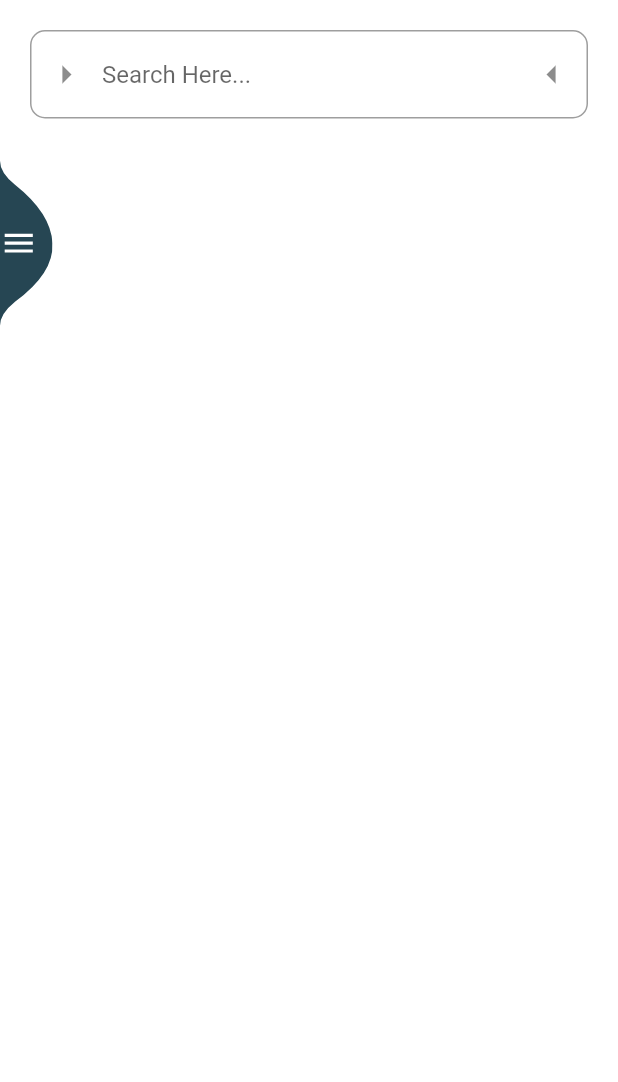
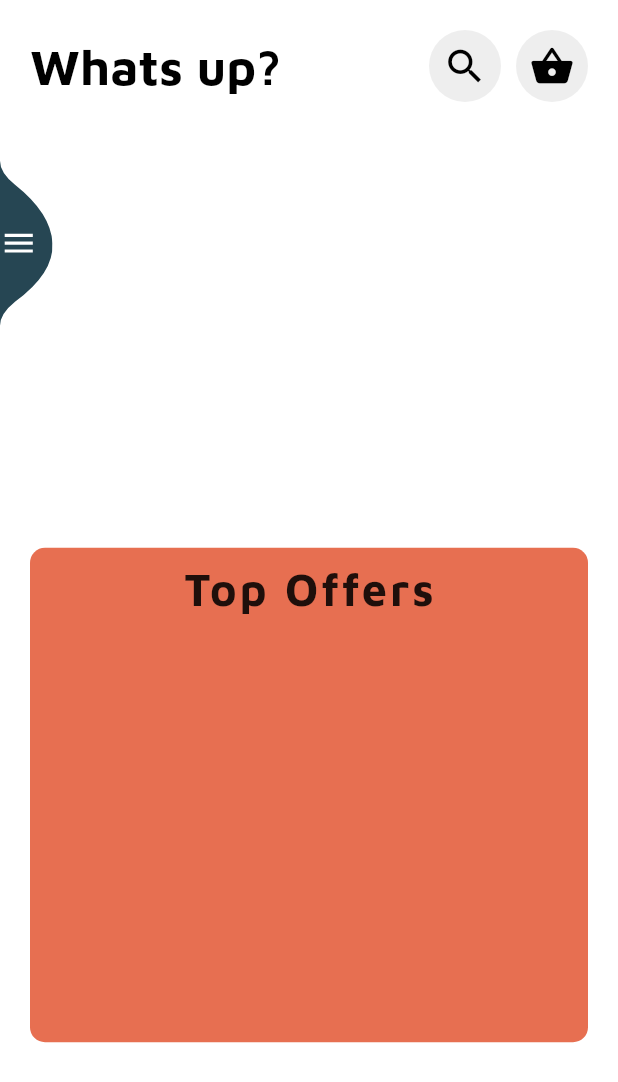
Before and after one commit to Harmanjit14/Thapar-Market-App-Project, a Flutter app: the LandingPage screen opened by its route, on a phone screen of 412 x 824 dp. Shown: the top 1082 px of the screen. Run offline on Flutter 3.47's test engine with Material 2 defaults, Android fonts, the phone set to English and light mode, and no system bars; our stand-ins replace animate_do, cloud_firestore, cool_alert, firebase_auth, firebase_core, firebase_storage and 2 more; accounts and stored records are empty.

Commit message:
main page done

```diff
--- a/lib/mainScreen.dart
+++ b/lib/mainScreen.dart
@@ -362,7 +362,6 @@ class _Layout1State extends State<Layout1> with ColorFile, FirebaseDatabase {
       BuildContext context, DocumentSnapshot documentSnapshot) {
     String url = documentSnapshot.get('img');
     return Container(
-
       height: 500,
       width: MediaQuery.of(context).size.width,
       child: Image.network(
@@ -372,49 +371,145 @@ class _Layout1State extends State<Layout1> with ColorFile, FirebaseDatabase {
     );
   }
 
+  Widget topOffersLayout(
+      BuildContext context, DocumentSnapshot documentSnapshot) {
+    String from = documentSnapshot.get('from');
+    String what = documentSnapshot.get('what');
+    String code = documentSnapshot.get('code');
+    return Container(
+      decoration: BoxDecoration(
+          color: sandyBrown, borderRadius: BorderRadius.circular(12)),
+      margin: EdgeInsets.fromLTRB(10, 5, 10, 5),
+      child: Column(
+        children: [
+          SizedBox(
+            height: 5,
+          ),
+          Text(
+            from,
+            style: TextStyle(fontSize: 22, fontWeight: FontWeight.w400),
+          ),
+          SizedBox(
+            height: 5,
+          ),
+          Text(
+            what,
+            style: TextStyle(
+              fontSize: 16,
+            ),
+          ),
+          SizedBox(
+            height: 5,
+          ),
+          Text(
+            code,
+            style: TextStyle(fontSize: 20, fontWeight: FontWeight.w700),
+          ),
+          SizedBox(
+            height: 5,
+          ),
+        ],
+      ),
+    );
+  }
+
   @override
   Widget build(BuildContext context) {
     return ListView(
+      primary: true,
       keyboardDismissBehavior: ScrollViewKeyboardDismissBehavior.onDrag,
       children: [
         Container(
-          child: Padding(
-            padding: const EdgeInsets.all(20.0),
-            child: TextField(
-              decoration: InputDecoration(
-                suffixIcon: Icon(
-                  Icons.arrow_left,
-                  size: 30,
-                ),
-                hintText: 'Search Here...',
-                prefixIcon: Icon(
-                  Icons.arrow_right,
-                  size: 30,
-                ),
-                border: OutlineInputBorder(
-                  borderRadius: BorderRadius.circular(10),
+          margin: EdgeInsets.all(20),
+          child: Row(
+            children: [
+              Container(
+                child: Text(
+                  'Whats up?',
+                  style: TextStyle(
+                      color: Colors.black,
+                      fontFamily: "maven",
+                      fontSize: 33,
+                      fontWeight: FontWeight.bold),
                 ),
               ),
-            ),
+              Spacer(),
+              Container(
+                decoration: BoxDecoration(
+                    shape: BoxShape.circle, color: Colors.grey[200]),
+                child: IconButton(
+                    icon: Icon(
+                      Icons.search,
+                      size: 30,
+                      color: Colors.black,
+                    ),
+                    onPressed: () {}),
+              ),
+              SizedBox(width : 10),
+              Container(
+                decoration: BoxDecoration(
+                    shape: BoxShape.circle, color: Colors.grey[200]),
+                child: IconButton(
+                    icon: Icon(
+                      Icons.shopping_basket,
+                      size: 30,
+                      color: Colors.black,
+                    ),
+                    onPressed: () {}),
+              )
+            ],
           ),
         ),
         Container(
-          child: Column(
-            children: [
+          height: MediaQuery.of(context).size.height * 0.3,
+          margin: EdgeInsets.fromLTRB(10, 10, 10, 0),
+          child: StreamBuilder<QuerySnapshot>(
+            stream:
+                FirebaseFirestore.instance.collection("whatsNew").snapshots(),
+            builder: (context, snapshot) {
+              if (snapshot.hasData) {
+                return ListView.builder(
+                  scrollDirection: Axis.horizontal,
+                  itemCount: snapshot.data.docs.length,
+                  itemBuilder: (context, index) {
+                    return whatsNewLayout(context, snapshot.data.docs[index]);
+                  },
+                );
+              } else
+                return Center(child: Text('Error in fetching Data...'));
+            },
+          ),
+        ),
+        SingleChildScrollView(
+          child: Container(
+            margin: EdgeInsets.fromLTRB(20, 20, 20, 0),
+            height: MediaQuery.of(context).size.height * 0.4,
+            width: MediaQuery.of(context).size.width,
+            decoration: BoxDecoration(
+                color: burntRed, borderRadius: BorderRadius.circular(10)),
+            child: Column(children: [
               Container(
-                height: MediaQuery.of(context).size.height * 0.3,
-                margin: EdgeInsets.fromLTRB(20, 10, 20, 0),
+                margin: EdgeInsets.fromLTRB(5, 10, 5, 10),
+                child: Text('Top Offers',
+                    style: TextStyle(
+                      letterSpacing: 2,
+                        fontSize: 30,
+                        fontFamily: "maven",
+                        fontWeight: FontWeight.bold)),
+              ),
+              Expanded(
+                  child: Container(
                 child: StreamBuilder<QuerySnapshot>(
                   stream: FirebaseFirestore.instance
-                      .collection("whatsNew")
+                      .collection("offers")
                       .snapshots(),
                   builder: (context, snapshot) {
                     if (snapshot.hasData) {
                       return ListView.builder(
-                        scrollDirection: Axis.horizontal,
+                        //scrollDirection: Axis.horizontal,
                         itemCount: snapshot.data.docs.length,
                         itemBuilder: (context, index) {
-                          return whatsNewLayout(
+                          return topOffersLayout(
                               context, snapshot.data.docs[index]);
                         },
                       );
@@ -422,10 +517,10 @@ class _Layout1State extends State<Layout1> with ColorFile, FirebaseDatabase {
                       return Center(child: Text('Error in fetching Data...'));
                   },
                 ),
-              ),
-            ],
+              ))
+            ]),
           ),
-        ),
+        )
       ],
     );
   }
```
